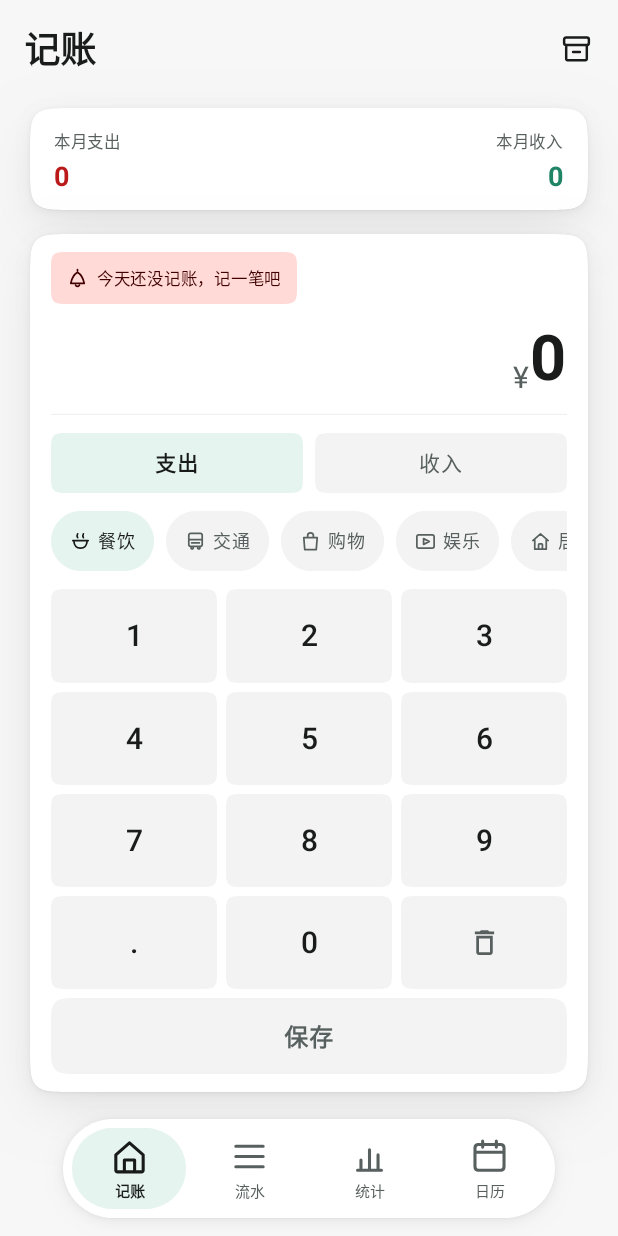
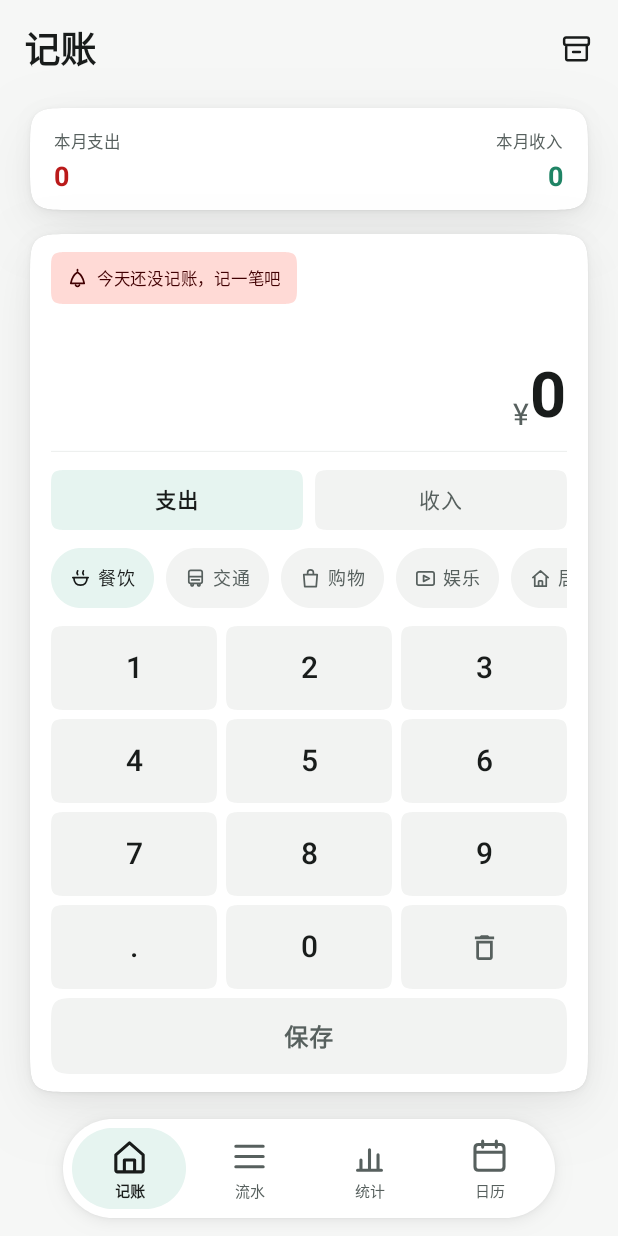
Before and after one commit to Metory-Z/LiCount, an Android app built with Jetpack Compose: the screen it shows after launch (MainActivity), on a phone screen of 412 x 824 dp. Run offline under Robolectric (Android 15) with nearby library versions, the phone set to English and light mode, and no system bars; our stand-ins replace Room's generated code.

Commit message:
Revert "fix: 消除首页/日历底部空白，修同日排序与覆盖恢复留底失败"
This reverts commit 05fd9103d635e55b5ed0c3b2df682221c74b421e.

```diff
--- a/app/src/main/java/com/licount/data/TransactionDao.kt
+++ b/app/src/main/java/com/licount/data/TransactionDao.kt
@@ -19,10 +19,8 @@ interface TransactionDao {
     @Query("DELETE FROM transactions WHERE id = :id")
     suspend fun deleteById(id: Long)
 
-    // 所有列表查询都补 id DESC 作次级排序：补记落在当天零点，同一天多笔的
-    // timestamp 完全相同，SQLite 不保证返回顺序，流水/明细里的同日记录会跳位。
     /** 一次性取全部记录（备份导出用，不受月份限制）。 */
-    @Query("SELECT * FROM transactions ORDER BY timestamp DESC, id DESC")
+    @Query("SELECT * FROM transactions ORDER BY timestamp DESC")
     suspend fun getAllOnce(): List<Transaction>
 
     /** 批量插入，主键冲突时跳过；返回每项的 rowId，冲突项为 -1。 */
@@ -32,11 +30,11 @@ interface TransactionDao {
     @Query("DELETE FROM transactions")
     suspend fun deleteAll()
 
-    @Query("SELECT * FROM transactions ORDER BY timestamp DESC, id DESC")
+    @Query("SELECT * FROM transactions ORDER BY timestamp DESC")
     fun observeAll(): Flow<List<Transaction>>
 
     /** 某月起止范围内的记录。startInclusive 含，endExclusive 不含。 */
-    @Query("SELECT * FROM transactions WHERE timestamp >= :start AND timestamp < :end ORDER BY timestamp DESC, id DESC")
+    @Query("SELECT * FROM transactions WHERE timestamp >= :start AND timestamp < :end ORDER BY timestamp DESC")
     fun observeBetween(start: Long, end: Long): Flow<List<Transaction>>
 
     /** 本月总支出（分）。 */
--- a/app/src/main/java/com/licount/ui/App.kt
+++ b/app/src/main/java/com/licount/ui/App.kt
@@ -165,15 +165,10 @@ private fun AppContent(vm: MainViewModel) {
                 )
             }
         ) { padding ->
-            val navBarBottom =
+            val navDockInset = 96.dp +
                 WindowInsets.navigationBars.asPaddingValues().calculateBottomPadding()
-            // 首页保存键贴着卡片底边，要完整避开悬浮药丸；三个可滚动页只需
-            // 让最后一项能滚到药丸上方，多出的 24dp 正是日历下方那块空白
-            val homeInset = 96.dp + navBarBottom
-            val scrollInset = 72.dp + navBarBottom
             val topInset = padding.calculateTopPadding()
-            val homeBottomInset = if (keyboardVisible) 12.dp else homeInset
-            val scrollBottomInset = if (keyboardVisible) 12.dp else scrollInset
+            val bottomInset = if (keyboardVisible) 12.dp else navDockInset
 
             HorizontalPager(
                 state = pagerState,
@@ -189,7 +184,7 @@ private fun AppContent(vm: MainViewModel) {
                         onSave = { amount, cat -> vm.addTransaction(amount, cat) },
                         categoryCounts = categoryCounts,
                         modifier = Modifier.padding(top = topInset),
-                        bottomInset = homeBottomInset
+                        bottomInset = bottomInset
                     )
                     1 -> RecordsScreen(
                         // 流水显示全部记录（含历史月份），否则恢复旧备份后看不到数据
@@ -198,7 +193,7 @@ private fun AppContent(vm: MainViewModel) {
                         onDelete = { vm.deleteTransaction(it) },
                         onEdit = { vm.updateTransaction(it) },
                         modifier = Modifier.padding(top = topInset),
-                        bottomInset = scrollBottomInset
+                        bottomInset = bottomInset
                     )
                     2 -> StatsScreen(
                         transactions = monthTx,
@@ -206,7 +201,7 @@ private fun AppContent(vm: MainViewModel) {
                         onEdit = { vm.updateTransaction(it) },
                         onDelete = { vm.deleteTransaction(it) },
                         modifier = Modifier.padding(top = topInset),
-                        bottomInset = scrollBottomInset
+                        bottomInset = bottomInset
                     )
                     3 -> CalendarScreen(
                         transactions = dashboard.recent,
@@ -217,7 +212,7 @@ private fun AppContent(vm: MainViewModel) {
                             vm.addTransactionAt(amount, cat, note, time)
                         },
                         modifier = Modifier.padding(top = topInset),
-                        bottomInset = scrollBottomInset
+                        bottomInset = bottomInset
                     )
                 }
             }
--- a/app/src/main/java/com/licount/ui/CalendarScreen.kt
+++ b/app/src/main/java/com/licount/ui/CalendarScreen.kt
@@ -15,7 +15,6 @@ import androidx.compose.runtime.saveable.rememberSaveable
 import androidx.compose.ui.Alignment
 import androidx.compose.ui.Modifier
 import androidx.compose.ui.graphics.Color
-import androidx.compose.ui.layout.onSizeChanged
 import androidx.compose.ui.platform.LocalDensity
 import androidx.compose.ui.text.PlatformTextStyle
 import androidx.compose.ui.text.TextStyle
@@ -64,16 +63,10 @@ fun CalendarScreen(
     // 当前所选月份的全部记录，按「日」分组
     val byDay = remember(transactions, year, month) {
         val cal = Calendar.getInstance()
-        transactions
-            .sortedWith(
-                compareByDescending<Transaction> { it.timestamp }
-                    .thenByDescending { it.id }
-            )
-            .filter { tx ->
-                cal.timeInMillis = tx.timestamp
-                cal.get(Calendar.YEAR) == year && cal.get(Calendar.MONTH) == month
-            }
-            .groupBy { tx ->
+        transactions.filter { tx ->
+            cal.timeInMillis = tx.timestamp
+            cal.get(Calendar.YEAR) == year && cal.get(Calendar.MONTH) == month
+        }.groupBy { tx ->
             cal.timeInMillis = tx.timestamp
             cal.get(Calendar.DAY_OF_MONTH)
         }
@@ -92,18 +85,6 @@ fun CalendarScreen(
     val weekCount = ((leadingBlanks + daysInMonth + 6) / 7).coerceAtMost(6)
     val isCurrentMonth = year == now.get(Calendar.YEAR) && month == now.get(Calendar.MONTH)
     val today = now.get(Calendar.DAY_OF_MONTH)
-
-    // 测量页面实际可用高度：卡片至少撑满一屏，剩余高度由网格行高吸收。
-    // 以前卡片按内容自适应、页面底部又叠了一段导航留白，卡片下方会空出一大块。
-    var rootHeightPx by remember { mutableStateOf(0) }
-    val density = LocalDensity.current
-    val cardHeight = (rootHeightPx / density.density - 8f - bottomInset.value - 12f)
-        .coerceAtLeast(320f)
-    // 卡内固定占用：上下 padding 32 + 月份头 36 + 星期 16 + 分隔线 1
-    // + 合计行 42 + 五段内容之间的 4×10 间距 40
-    val gridHeight = (cardHeight - 167f).coerceAtLeast(0f)
-    val rowHeight = ((gridHeight - (weekCount - 1) * 2f) / weekCount)
-        .coerceIn(48f, 88f).dp
 
     val monthExpense = byDay.values.flatten().filter { it.amountFen > 0 }.sumOf { it.amountFen }
     val monthIncome = byDay.values.flatten().filter { it.amountFen < 0 }.sumOf { -it.amountFen }
@@ -125,7 +106,6 @@ fun CalendarScreen(
     Column(
         modifier = modifier
             .fillMaxSize()
-            .onSizeChanged { rootHeightPx = it.height }
             .verticalScroll(rememberScrollState())
             .padding(horizontal = 14.dp)
             .padding(top = 8.dp, bottom = bottomInset + 12.dp)
@@ -136,9 +116,7 @@ fun CalendarScreen(
         // 主卡沿用 DashboardCard 默认的 32dp 大卡圆角，与首页 / 统计一致。
         DashboardCard(
             contentPadding = PaddingValues(horizontal = 8.dp, vertical = 16.dp),
-            modifier = Modifier
-                .fillMaxWidth()
-                .heightIn(min = cardHeight.dp)
+            modifier = Modifier.fillMaxWidth()
         ) {
             Column(verticalArrangement = Arrangement.spacedBy(10.dp)) {
                 // 标题居中，箭头紧挨标题，而不是被 SpaceBetween 顶到屏幕两端
@@ -200,11 +178,10 @@ fun CalendarScreen(
                                 for (dow in 0..6) {
                                     val day = week * 7 + dow - leadingBlanks + 1
                                     if (day !in 1..daysInMonth) {
-                                        Spacer(Modifier.weight(1f).height(rowHeight))
+                                        Spacer(Modifier.weight(1f).height(58.dp))
                                     } else {
                                         DayCell(
                                             day = day,
-                                            rowHeight = rowHeight,
                                             txs = byDay[day].orEmpty(),
                                             isToday = isCurrentMonth && day == today,
                                             isSelected = selectedDay == day,
@@ -445,11 +422,10 @@ fun CalendarScreen(
 
 }
 
-/** 月历里的单个日期格。行高按页面剩余空间自适应，保证各周日期对齐、金额不被裁。 */
+/** 月历里的单个日期格。内容高度固定，保证有/无金额的格子日期不会上下跳动。 */
 @Composable
 private fun RowScope.DayCell(
     day: Int,
-    rowHeight: Dp,
     txs: List<Transaction>,
     isToday: Boolean,
     isSelected: Boolean,
@@ -480,7 +456,7 @@ private fun RowScope.DayCell(
     Box(
         modifier = Modifier
             .weight(1f)
-            .height(rowHeight)
+            .height(58.dp)
             .padding(horizontal = 0.5.dp)
     ) {
         Column(
--- a/app/src/main/java/com/licount/ui/HomeScreen.kt
+++ b/app/src/main/java/com/licount/ui/HomeScreen.kt
@@ -29,10 +29,9 @@ import java.util.Locale
  * 首页：一整块记账面板，整页不滚动。
  *
  * 顶部一条紧凑的本月收支信息条；下方一张完整输入卡，内部依次是
- * 金额展示区、收支切换、单行横滑分类、数字键盘与保存。
- * 富余高度由键盘四行按键吸收（按键随屏幕变高），金额上方只留固定小间距，
+ * 金额展示区（吸收剩余高度）、收支切换、单行横滑分类、数字键盘与保存。
  * 键盘始终位于卡片底部、悬浮导航栏上方，任何屏幕高度下都无需上滑。
- * 矮屏通过 BoxWithConstraints 自动收紧间距与按键下限，不引入滚动。
+ * 矮屏通过 BoxWithConstraints 自动收紧间距与按键高度，不引入滚动。
  */
 @Composable
 fun HomeScreen(
@@ -67,21 +66,14 @@ fun HomeScreen(
         val compact = maxHeight < 600.dp
         // 两张卡片之间的间距要大于卡内间距，形成 16 > 12 > 8 > 6 的层级
         val outerGap = if (compact) 10.dp else 16.dp
-        // 屏幕越高卡内间距略增；但富余高度主要交给键盘行高（见 NumPad），
-        // 不再像以前那样全堆在金额上方形成一大片空白
-        val innerGap = when {
-            compact -> 8.dp
-            maxHeight < 680.dp -> 12.dp
-            else -> 14.dp
-        }
+        // 卡内间距适度加大，把原本堆在金额上方的大片空白匀给控件之间
+        val innerGap = if (compact) 8.dp else 12.dp
         val cardPadding = if (compact) 10.dp else 12.dp
         val keyGap = if (compact) 4.dp else 6.dp
-        // 键盘四行按剩余高度自适应；这里只给极端小屏的键高下限
-        val minKeyHeight = if (compact) 46.dp else 54.dp
+        // 键盘整行定高，退格键与数字键完全等高
+        val keyHeight = if (compact) 50.dp else 56.dp
         val savePadding = if (compact) 9.dp else 13.dp
         val chipPadding = if (compact) 6.dp else 8.dp
-        // 金额与提醒之间的固定呼吸空间，取代原来的 Spacer(weight(1f))
-        val amountTopGap = if (compact) 6.dp else 12.dp
         val baseAmountSize = if (compact) 34.sp else 42.sp
         val amountFontSize = if (amountText.length > 8) {
             if (compact) 28.sp else 32.sp
@@ -146,9 +138,12 @@ fun HomeScreen(
                         .padding(horizontal = 14.dp, vertical = cardPadding),
                     verticalArrangement = Arrangement.spacedBy(innerGap)
                 ) {
-                    // 金额展示区：只占自身高度，剩余高度全部留给键盘；
-                    // 提醒在上、金额紧随其后，金额上方不再出现一大片空白
-                    Column(modifier = Modifier.fillMaxWidth()) {
+                    // 金额展示区：吃掉所有剩余高度，提醒在上、金额靠底部右侧
+                    Column(
+                        modifier = Modifier
+                            .weight(1f)
+                            .fillMaxWidth()
+                    ) {
                         if (!todayRecorded) {
                             Row(
                                 modifier = Modifier
@@ -173,7 +168,7 @@ fun HomeScreen(
                                 )
                             }
                         }
-                        Spacer(Modifier.height(amountTopGap))
+                        Spacer(Modifier.weight(1f))
                         Row(
                             modifier = Modifier.fillMaxWidth(),
                             horizontalArrangement = Arrangement.End,
@@ -245,10 +240,9 @@ fun HomeScreen(
                     }
 
                     NumPad(
-                        modifier = Modifier.weight(1f),
                         canSave = canSave,
                         keyGap = keyGap,
-                        minKeyHeight = minKeyHeight,
+                        keyHeight = keyHeight,
                         savePadding = savePadding,
                         onInput = { key -> amountText = handleInput(amountText, key) },
                         onLongDelete = { amountText = "" },
@@ -358,26 +352,19 @@ private fun CategoryChip(
 private fun NumPad(
     canSave: Boolean,
     keyGap: Dp,
-    minKeyHeight: Dp,
+    keyHeight: Dp,
     savePadding: Dp,
     onInput: (String) -> Unit,
     onLongDelete: () -> Unit,
-    onSave: () -> Unit,
-    modifier: Modifier = Modifier
+    onSave: () -> Unit
 ) {
     val keys = listOf("1", "2", "3", "4", "5", "6", "7", "8", "9", ".", "0", "⌫")
-    // 四行按键用 weight 吃掉输入卡的全部剩余高度：屏幕越高按键越舒展，
-    // 金额上方不再堆空白，键盘始终贴卡片底部。minKeyHeight 只在极端小屏兜底。
-    Column(
-        modifier = modifier.fillMaxWidth(),
-        verticalArrangement = Arrangement.spacedBy(keyGap)
-    ) {
+    Column(verticalArrangement = Arrangement.spacedBy(keyGap)) {
         keys.chunked(3).forEach { row ->
             Row(
                 modifier = Modifier
                     .fillMaxWidth()
-                    .weight(1f)
-                    .heightIn(min = minKeyHeight),
+                    .height(keyHeight),
                 horizontalArrangement = Arrangement.spacedBy(keyGap)
             ) {
                 row.forEach { key ->
--- a/app/src/main/java/com/licount/ui/RecordsScreen.kt
+++ b/app/src/main/java/com/licount/ui/RecordsScreen.kt
@@ -34,16 +34,9 @@ fun RecordsScreen(
 ) {
     var editing by remember { mutableStateOf<Transaction?>(null) }
     val dateFormat = remember { SimpleDateFormat("MM.dd", Locale.US) }
-    // 显式按「时间倒序 + id 倒序」排一次：补记都落在零点，同日多笔时间戳相同，
-    // 只靠传入列表的顺序不足以保证从备份 / 合并恢复来的数据也稳定
+    // groupBy 使用 LinkedHashMap，保留倒序输入的日期顺序
     val groups = remember(transactions) {
-        transactions
-            .sortedWith(
-                compareByDescending<Transaction> { it.timestamp }
-                    .thenByDescending { it.id }
-            )
-            // groupBy 使用 LinkedHashMap，保留倒序输入的日期顺序
-            .groupBy { TimeUtils.dayStart(it.timestamp) }
+        transactions.groupBy { TimeUtils.dayStart(it.timestamp) }
     }
 
     if (transactions.isEmpty()) {
--- a/app/src/main/java/com/licount/ui/StatsScreen.kt
+++ b/app/src/main/java/com/licount/ui/StatsScreen.kt
@@ -166,10 +166,7 @@ fun StatsScreen(
         val cat = Category.byKey(key)
         val list = remember(transactions, key) {
             transactions.filter { it.amountFen > 0 && it.category == key }
-                .sortedWith(
-                    compareByDescending<Transaction> { it.timestamp }
-                        .thenByDescending { it.id }
-                )
+                .sortedByDescending { it.timestamp }
         }
         val sum = list.sumOf { it.amountFen }
         val ratioText = if (totalExpense > 0L) {
```
Also changed, not shown: app/src/main/java/com/licount/MainViewModel.kt (+10 -22 lines), app/src/main/java/com/licount/data/DeletedStore.kt (+2 -11 lines), app/src/main/java/com/licount/data/RestoreSnapshot.kt (+8 -16 lines), 1 other file.
